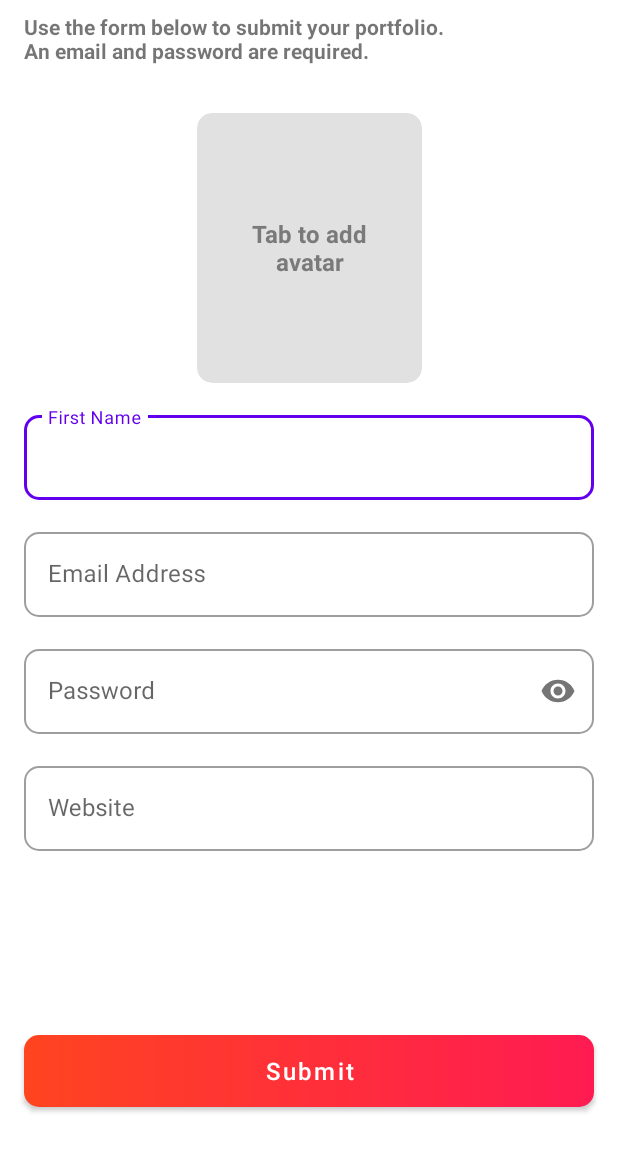
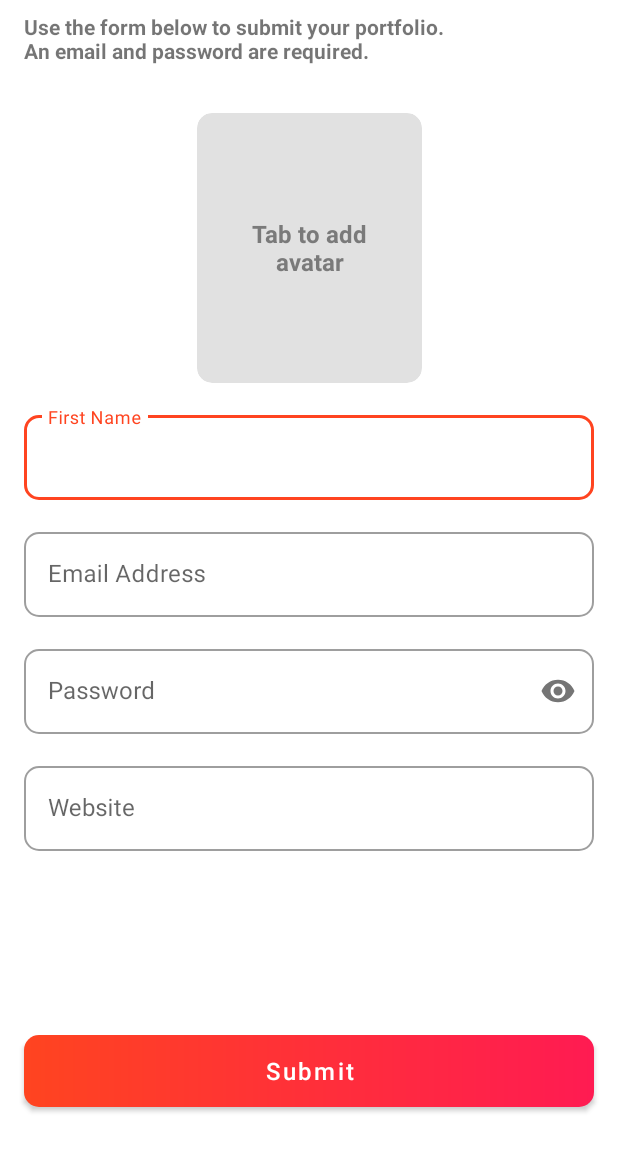
Before and after one commit to mohammedhemaid/Profile-Creation, an Android app: the screen it shows after launch (MainActivity), on a phone screen of 412 x 824 dp, the part 81-1236 px from its top. Run offline under Robolectric (Android 15) with nearby library versions, the phone set to English and light mode, and no system bars; our stand-ins replace Dagger/Hilt's generated code, Room's generated code.

Commit message:
Update themes and styles

```diff
--- a/app/src/main/res/values-night/colors.xml
+++ b/app/src/main/res/values-night/colors.xml
@@ -1,8 +1,8 @@
 <?xml version="1.0" encoding="utf-8"?>
 <resources xmlns:tools="http://schemas.android.com/tools">
     <color name="purple_200">#FFBB86FC</color>
-    <color name="purple_500">#FF6200EE</color>
-    <color name="colorPrimaryVariant">#232323</color>
+    <color name="colorPrimary">#FF4420</color>
+    <color name="colorPrimaryVariant">#000000</color>
     <color name="teal_200">#FF03DAC5</color>
     <color name="teal_700">#FF018786</color>
     <color name="black">#FF000000</color>
--- a/app/src/main/res/values-night/themes.xml
+++ b/app/src/main/res/values-night/themes.xml
@@ -2,7 +2,7 @@
     <!-- Base application theme. -->
     <style name="Theme.ProfileCreation" parent="Theme.MaterialComponents.DayNight.NoActionBar">
         <!-- Primary brand color. -->
-        <item name="colorPrimary">@color/purple_200</item>
+        <item name="colorPrimary">@color/colorPrimary</item>
         <item name="colorPrimaryVariant">@color/colorPrimaryVariant</item>
         <item name="colorOnPrimary">@color/black</item>
         <!-- Secondary brand color. -->
--- a/app/src/main/res/values/colors.xml
+++ b/app/src/main/res/values/colors.xml
@@ -1,7 +1,7 @@
 <?xml version="1.0" encoding="utf-8"?>
 <resources>
     <color name="purple_200">#FFBB86FC</color>
-    <color name="purple_500">#FF6200EE</color>
+    <color name="colorPrimary">#FF4420</color>
     <color name="colorPrimaryVariant">#E5E5E5</color>
     <color name="teal_200">#FF03DAC5</color>
     <color name="teal_700">#FF018786</color>
--- a/app/src/main/res/values/themes.xml
+++ b/app/src/main/res/values/themes.xml
@@ -2,7 +2,7 @@
     <!-- Base application theme. -->
     <style name="Theme.ProfileCreation" parent="Theme.MaterialComponents.DayNight.NoActionBar">
         <!-- Primary brand color. -->
-        <item name="colorPrimary">@color/purple_500</item>
+        <item name="colorPrimary">@color/colorPrimary</item>
         <item name="colorPrimaryVariant">@color/colorPrimaryVariant</item>
         <item name="colorOnPrimary">@color/white</item>
         <!-- Secondary brand color. -->
@@ -11,6 +11,7 @@
         <item name="colorOnSecondary">@color/black</item>
         <!-- Status bar color. -->
         <item name="android:statusBarColor">?attr/colorPrimaryVariant</item>
+        <item name="android:windowLightStatusBar">true</item>
         <!-- Customize your theme here. -->
     </style>
 </resources>
```
